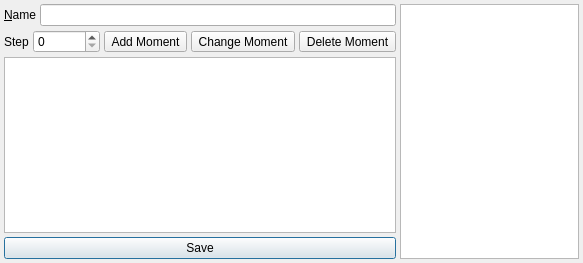
This is Editors/TimelineEditor.ui in enigma-dev/RadialGM as Qt 5 draws it before an edit. The edited form follows.
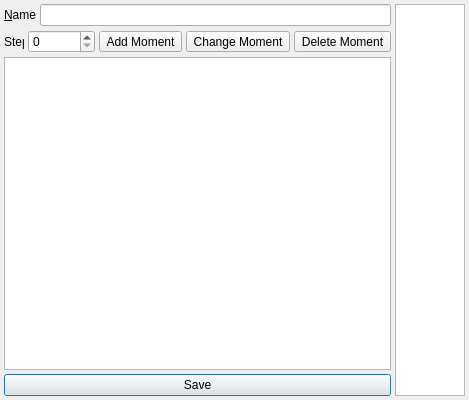
This is the edited form. Icons and pictures are not drawn. Custom widgets are drawn as their Qt base class.

Commit message: don't increase the size right now

The edit to the form file:
```diff
--- a/Editors/TimelineEditor.ui
+++ b/Editors/TimelineEditor.ui
@@ -6,8 +6,8 @@
    <rect>
     <x>0</x>
     <y>0</y>
-    <width>583</width>
-    <height>263</height>
+    <width>256</width>
+    <height>400</height>
    </rect>
   </property>
   <property name="sizePolicy">
```
